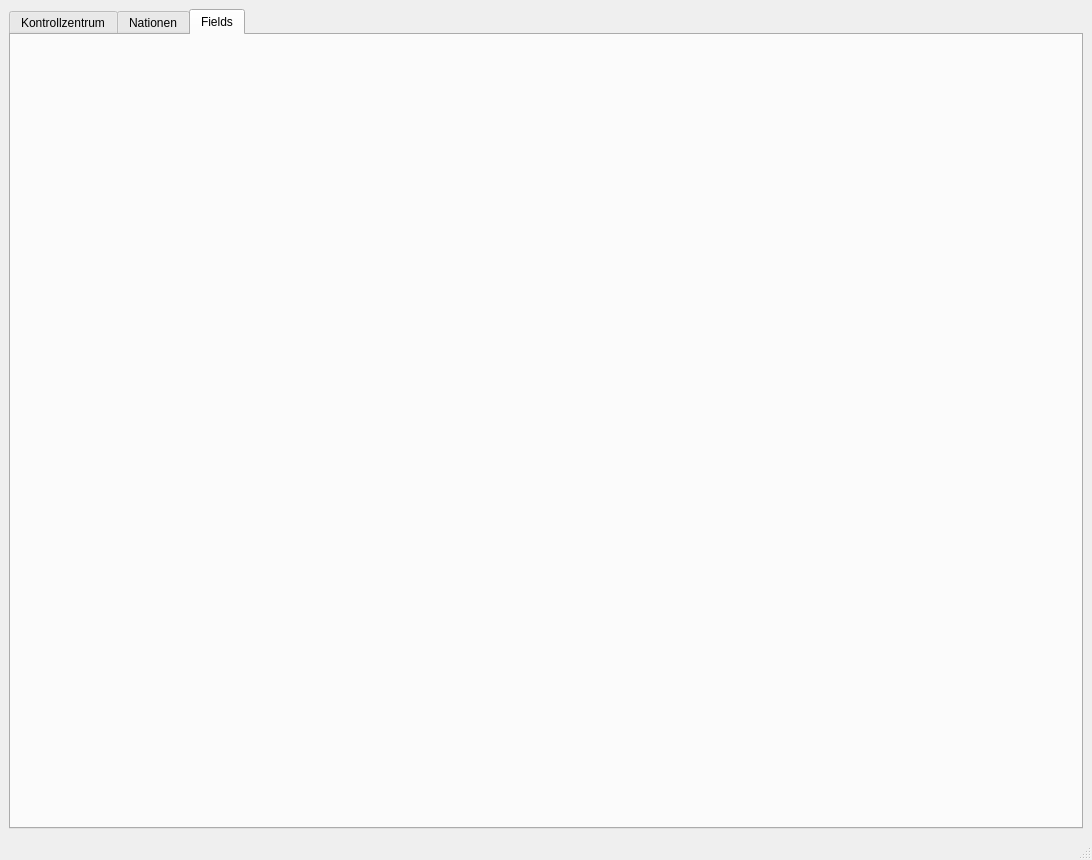
lstoffer/Age-of-Empires, file src/ui/GameUI.ui: the form before one commit.
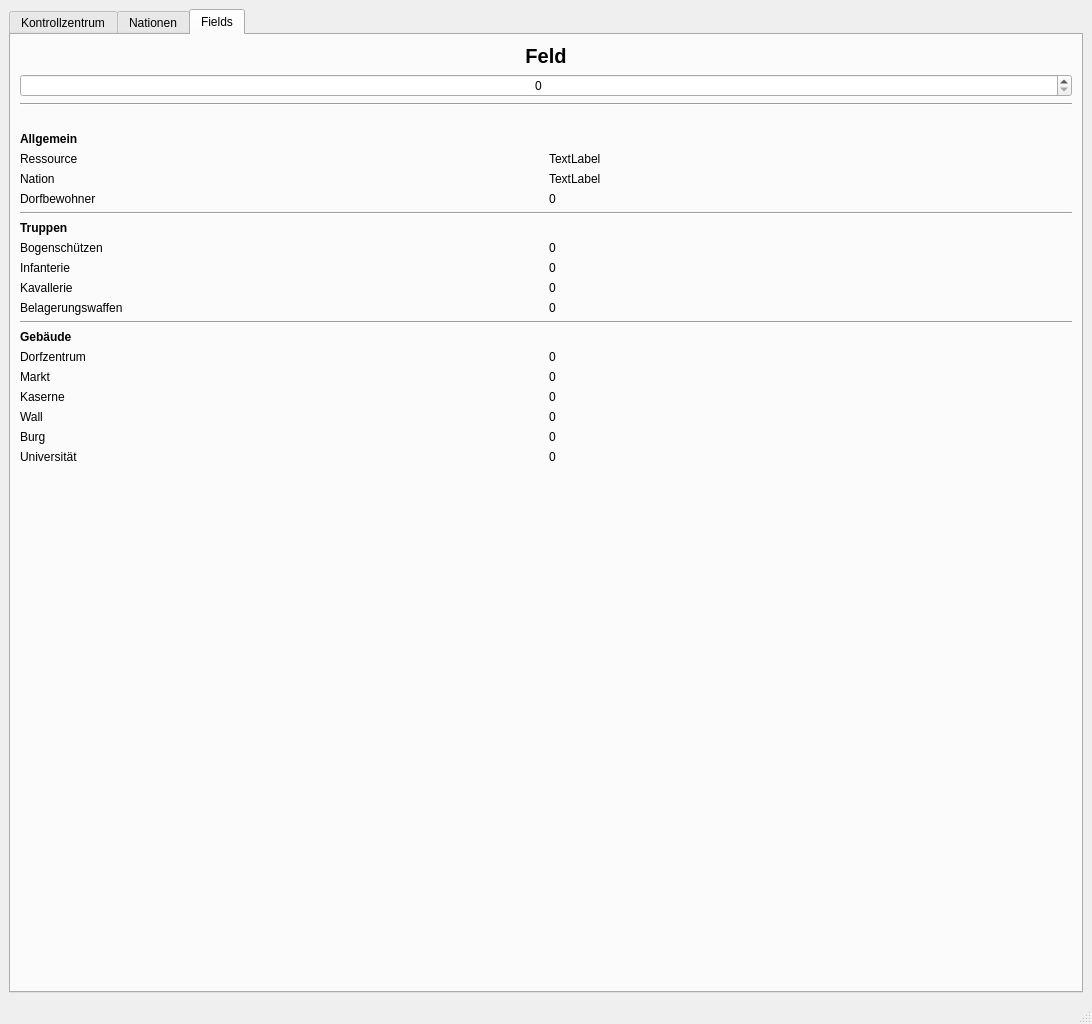
The form after the commit. The open tabs and pages were chosen to show the change.

Patch:
```diff
--- a/src/ui/GameUI.ui
+++ b/src/ui/GameUI.ui
@@ -7,7 +7,7 @@
     <x>0</x>
     <y>0</y>
     <width>1092</width>
-    <height>860</height>
+    <height>1024</height>
    </rect>
   </property>
   <property name="windowTitle">
@@ -1532,6 +1532,310 @@
        <attribute name="title">
         <string>Fields</string>
        </attribute>
+       <layout class="QVBoxLayout" name="verticalLayout_3">
+        <item>
+         <widget class="QLabel" name="label">
+          <property name="font">
+           <font>
+            <pointsize>15</pointsize>
+            <weight>75</weight>
+            <bold>true</bold>
+           </font>
+          </property>
+          <property name="text">
+           <string>Feld</string>
+          </property>
+          <property name="alignment">
+           <set>Qt::AlignCenter</set>
+          </property>
+         </widget>
+        </item>
+        <item>
+         <widget class="QSpinBox" name="spinBox">
+          <property name="alignment">
+           <set>Qt::AlignCenter</set>
+          </property>
+          <property name="maximum">
+           <number>500</number>
+          </property>
+         </widget>
+        </item>
+        <item>
+         <widget class="Line" name="line_2">
+          <property name="orientation">
+           <enum>Qt::Horizontal</enum>
+          </property>
+         </widget>
+        </item>
+        <item>
+         <spacer name="verticalSpacer_3">
+          <property name="orientation">
+           <enum>Qt::Vertical</enum>
+          </property>
+          <property name="sizeType">
+           <enum>QSizePolicy::Fixed</enum>
+          </property>
+          <property name="sizeHint" stdset="0">
+           <size>
+            <width>20</width>
+            <height>20</height>
+           </size>
+          </property>
+         </spacer>
+        </item>
+        <item>
+         <layout class="QGridLayout" name="gridLayout">
+          <item row="12" column="0">
+           <widget class="QLabel" name="label_24">
+            <property name="text">
+             <string>Dorfzentrum</string>
+            </property>
+           </widget>
+          </item>
+          <item row="8" column="0">
+           <widget class="QLabel" name="label_11">
+            <property name="text">
+             <string>Kavallerie</string>
+            </property>
+           </widget>
+          </item>
+          <item row="14" column="1">
+           <widget class="QLabel" name="label_48">
+            <property name="text">
+             <string>0</string>
+            </property>
+           </widget>
+          </item>
+          <item row="2" column="1">
+           <widget class="QLabel" name="label_7">
+            <property name="text">
+             <string>TextLabel</string>
+            </property>
+           </widget>
+          </item>
+          <item row="8" column="1">
+           <widget class="QLabel" name="label_19">
+            <property name="text">
+             <string>0</string>
+            </property>
+           </widget>
+          </item>
+          <item row="17" column="0">
+           <widget class="QLabel" name="label_27">
+            <property name="text">
+             <string>Universität</string>
+            </property>
+           </widget>
+          </item>
+          <item row="7" column="1">
+           <widget class="QLabel" name="label_18">
+            <property name="text">
+             <string>0</string>
+            </property>
+           </widget>
+          </item>
+          <item row="4" column="0" colspan="2">
+           <widget class="Line" name="line_3">
+            <property name="orientation">
+             <enum>Qt::Horizontal</enum>
+            </property>
+           </widget>
+          </item>
+          <item row="13" column="1">
+           <widget class="QLabel" name="label_35">
+            <property name="text">
+             <string>0</string>
+            </property>
+           </widget>
+          </item>
+          <item row="2" column="0">
+           <widget class="QLabel" name="label_4">
+            <property name="text">
+             <string>Nation</string>
+            </property>
+           </widget>
+          </item>
+          <item row="1" column="1">
+           <widget class="QLabel" name="label_6">
+            <property name="text">
+             <string>TextLabel</string>
+            </property>
+           </widget>
+          </item>
+          <item row="11" column="0">
+           <widget class="QLabel" name="label_21">
+            <property name="font">
+             <font>
+              <weight>75</weight>
+              <bold>true</bold>
+             </font>
+            </property>
+            <property name="text">
+             <string>Gebäude</string>
+            </property>
+           </widget>
+          </item>
+          <item row="1" column="0">
+           <widget class="QLabel" name="label_3">
+            <property name="text">
+             <string>Ressource</string>
+            </property>
+           </widget>
+          </item>
+          <item row="14" column="0">
+           <widget class="QLabel" name="label_23">
+            <property name="text">
+             <string>Kaserne</string>
+            </property>
+           </widget>
+          </item>
+          <item row="6" column="0">
+           <widget class="QLabel" name="label_10">
+            <property name="text">
+             <string>Bogenschützen</string>
+            </property>
+           </widget>
+          </item>
+          <item row="3" column="1">
+           <widget class="QLabel" name="label_53">
+            <property name="text">
+             <string>0</string>
+            </property>
+           </widget>
+          </item>
+          <item row="0" column="0">
+           <widget class="QLabel" name="label_2">
+            <property name="font">
+             <font>
+              <weight>75</weight>
+              <bold>true</bold>
+             </font>
+            </property>
+            <property name="text">
+             <string>Allgemein</string>
+            </property>
+           </widget>
+          </item>
+          <item row="3" column="0">
+           <widget class="QLabel" name="label_52">
+            <property name="text">
+             <string>Dorfbewohner</string>
+            </property>
+           </widget>
+          </item>
+          <item row="5" column="0">
+           <widget class="QLabel" name="label_8">
+            <property name="font">
+             <font>
+              <weight>75</weight>
+              <bold>true</bold>
+             </font>
+            </property>
+            <property name="text">
+             <string>Truppen</string>
+            </property>
+           </widget>
+          </item>
+          <item row="15" column="0">
+           <widget class="QLabel" name="label_22">
+            <property name="text">
+             <string>Wall</string>
+            </property>
+           </widget>
+          </item>
+          <item row="13" column="0">
+           <widget class="QLabel" name="label_25">
+            <property name="text">
+             <string>Markt</string>
+            </property>
+           </widget>
+          </item>
+          <item row="12" column="1">
+           <widget class="QLabel" name="label_28">
+            <property name="text">
+             <string>0</string>
+            </property>
+           </widget>
+          </item>
+          <item row="9" column="1">
+           <widget class="QLabel" name="label_20">
+            <property name="text">
+             <string>0</string>
+            </property>
+           </widget>
+          </item>
+          <item row="15" column="1">
+           <widget class="QLabel" name="label_49">
+            <property name="text">
+             <string>0</string>
+            </property>
+           </widget>
+          </item>
+          <item row="17" column="1">
+           <widget class="QLabel" name="label_51">
+            <property name="text">
+             <string>0</string>
+            </property>
+           </widget>
+          </item>
+          <item row="16" column="0">
+           <widget class="QLabel" name="label_26">
+            <property name="text">
+             <string>Burg</string>
+            </property>
+           </widget>
+          </item>
+          <item row="9" column="0">
+           <widget class="QLabel" name="label_12">
+            <property name="text">
+             <string>Belagerungswaffen</string>
+            </property>
+           </widget>
+          </item>
+          <item row="7" column="0">
+           <widget class="QLabel" name="label_9">
+            <property name="text">
+             <string>Infanterie</string>
+            </property>
+           </widget>
+          </item>
+          <item row="16" column="1">
+           <widget class="QLabel" name="label_50">
+            <property name="text">
+             <string>0</string>
+            </property>
+           </widget>
+          </item>
+          <item row="6" column="1">
+           <widget class="QLabel" name="label_17">
+            <property name="text">
+             <string>0</string>
+            </property>
+           </widget>
+          </item>
+          <item row="10" column="0" colspan="2">
+           <widget class="Line" name="line_4">
+            <property name="orientation">
+             <enum>Qt::Horizontal</enum>
+            </property>
+           </widget>
+          </item>
+         </layout>
+        </item>
+        <item>
+         <spacer name="verticalSpacer_4">
+          <property name="orientation">
+           <enum>Qt::Vertical</enum>
+          </property>
+          <property name="sizeHint" stdset="0">
+           <size>
+            <width>20</width>
+            <height>40</height>
+           </size>
+          </property>
+         </spacer>
+        </item>
+       </layout>
       </widget>
      </widget>
     </item>
```
Left out of the diff: 121 changed lines with no effect on the pictures.
